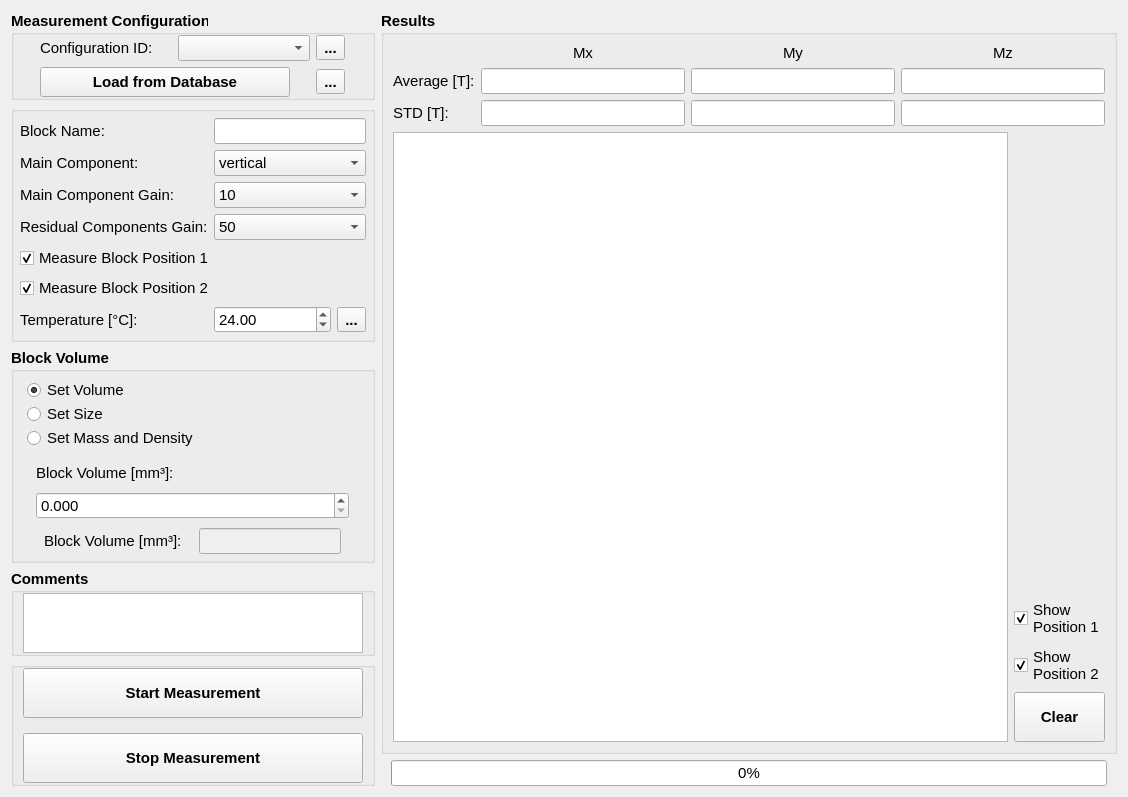
This is helmholtz/gui/ui/measurementwidget.ui in lnls-ima/helmholtz-coil-control as Qt 5 draws it before an edit. The edited form follows.
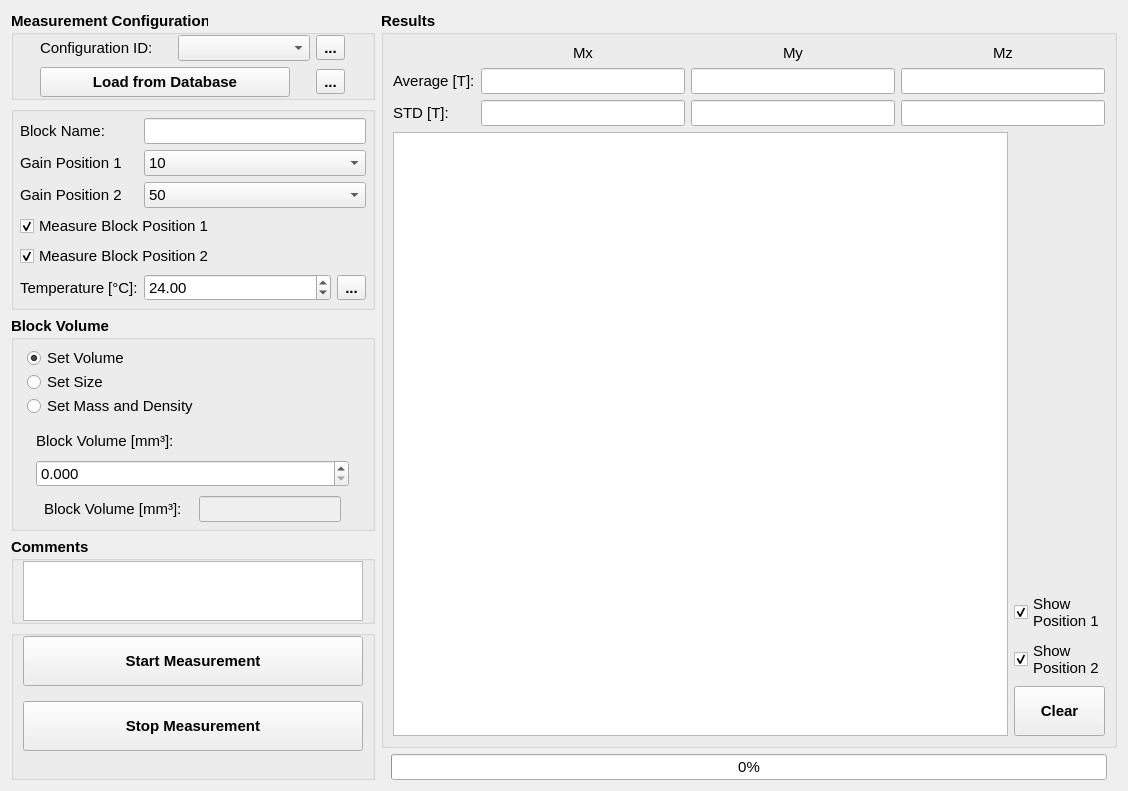
This is the edited form. Icons and pictures are not drawn. Custom widgets are drawn as their Qt base class.

Commit message: Changing integrator gain configuration

The edit to the form file:
```diff
--- a/helmholtz/gui/ui/measurementwidget.ui
+++ b/helmholtz/gui/ui/measurementwidget.ui
@@ -55,101 +55,33 @@
       <property name="bottomMargin">
        <number>6</number>
       </property>
-      <item row="1" column="1" colspan="3">
-       <widget class="QComboBox" name="cmb_main_component">
+      <item row="5" column="1" colspan="2">
+       <widget class="QDoubleSpinBox" name="sbd_block_temperature">
         <property name="font">
          <font>
           <weight>50</weight>
           <bold>false</bold>
          </font>
         </property>
-        <property name="currentIndex">
-         <number>1</number>
+        <property name="maximum">
+         <double>200.000000000000000</double>
         </property>
-        <item>
-         <property name="text">
-          <string>horizontal</string>
-         </property>
-        </item>
-        <item>
-         <property name="text">
-          <string>vertical</string>
-         </property>
-        </item>
-        <item>
-         <property name="text">
-          <string>longitudinal</string>
-         </property>
-        </item>
+        <property name="value">
+         <double>24.000000000000000</double>
+        </property>
        </widget>
       </item>
-      <item row="2" column="1" colspan="3">
-       <widget class="QComboBox" name="cmb_main_component_gain">
-        <property name="sizePolicy">
-         <sizepolicy hsizetype="Preferred" vsizetype="Fixed">
-          <horstretch>0</horstretch>
-          <verstretch>0</verstretch>
-         </sizepolicy>
-        </property>
+      <item row="5" column="0">
+       <widget class="QLabel" name="label_2">
         <property name="font">
          <font>
           <weight>50</weight>
           <bold>false</bold>
          </font>
         </property>
-        <property name="currentIndex">
-         <number>3</number>
+        <property name="text">
+         <string>Temperature [°C]:</string>
         </property>
-        <item>
-         <property name="text">
-          <string>1</string>
-         </property>
-        </item>
-        <item>
-         <property name="text">
-          <string>2</string>
-         </property>
-        </item>
-        <item>
-         <property name="text">
-          <string>5</string>
-         </property>
-        </item>
-        <item>
-         <property name="text">
-          <string>10</string>
-         </property>
-        </item>
-        <item>
-         <property name="text">
-          <string>20</string>
-         </property>
-        </item>
-        <item>
-         <property name="text">
-          <string>50</string>
-         </property>
-        </item>
-        <item>
-         <property name="text">
-          <string>100</string>
-         </property>
-        </item>
-        <item>
-         <property name="text">
-          <string>200</string>
-         </property>
-        </item>
-        <item>
-         <property name="text">
-          <string>500</string>
-         </property>
-        </item>
-        <item>
-         <property name="text">
-          <string>1000</string>
-         </property>
-        </item>
        </widget>
       </item>
       <item row="0" column="1" colspan="3">
@@ -162,7 +94,89 @@
         </property>
        </widget>
       </item>
-      <item row="6" column="3">
+      <item row="2" column="1" colspan="3">
+       <widget class="QComboBox" name="cmb_gain_position_2">
+        <property name="font">
+         <font>
+          <weight>50</weight>
+          <bold>false</bold>
+         </font>
+        </property>
+        <property name="currentIndex">
+         <number>5</number>
+        </property>
+        <item>
+         <property name="text">
+          <string>1</string>
+         </property>
+        </item>
+        <item>
+         <property name="text">
+          <string>2</string>
+         </property>
+        </item>
+        <item>
+         <property name="text">
+          <string>5</string>
+         </property>
+        </item>
+        <item>
+         <property name="text">
+          <string>10</string>
+         </property>
+        </item>
+        <item>
+         <property name="text">
+          <string>20</string>
+         </property>
+        </item>
+        <item>
+         <property name="text">
+          <string>50</string>
+         </property>
+        </item>
+        <item>
+         <property name="text">
+          <string>100</string>
+         </property>
+        </item>
+        <item>
+         <property name="text">
+          <string>200</string>
+         </property>
+        </item>
+        <item>
+         <property name="text">
+          <string>500</string>
+         </property>
+        </item>
+        <item>
+         <property name="text">
+          <string>1000</string>
+         </property>
+        </item>
+       </widget>
+      </item>
+      <item row="1" column="0">
+       <widget class="QLabel" name="label_19">
+        <property name="sizePolicy">
+         <sizepolicy hsizetype="Maximum" vsizetype="Preferred">
+          <horstretch>0</horstretch>
+          <verstretch>0</verstretch>
+         </sizepolicy>
+        </property>
+        <property name="font">
+         <font>
+          <weight>50</weight>
+          <bold>false</bold>
+         </font>
+        </property>
+        <property name="text">
+         <string>Gain Position 1</string>
+        </property>
+       </widget>
+      </item>
+      <item row="5" column="3">
        <widget class="QToolButton" name="tbt_read_temperature">
         <property name="enabled">
          <bool>true</bool>
@@ -185,8 +199,36 @@
         </property>
        </widget>
       </item>
-      <item row="3" column="1" colspan="3">
-       <widget class="QComboBox" name="cmb_residual_component_gain">
+      <item row="3" column="0" colspan="4">
+       <widget class="QCheckBox" name="chb_measure_position_1">
+        <property name="sizePolicy">
+         <sizepolicy hsizetype="Preferred" vsizetype="Fixed">
+          <horstretch>0</horstretch>
+          <verstretch>0</verstretch>
+         </sizepolicy>
+        </property>
+        <property name="font">
+         <font>
+          <weight>50</weight>
+          <bold>false</bold>
+         </font>
+        </property>
+        <property name="text">
+         <string>Measure Block Position 1</string>
+        </property>
+        <property name="checked">
+         <bool>true</bool>
+        </property>
+       </widget>
+      </item>
+      <item row="1" column="1" colspan="3">
+       <widget class="QComboBox" name="cmb_gain_position_1">
+        <property name="sizePolicy">
+         <sizepolicy hsizetype="Preferred" vsizetype="Fixed">
+          <horstretch>0</horstretch>
+          <verstretch>0</verstretch>
+         </sizepolicy>
+        </property>
         <property name="font">
          <font>
           <weight>50</weight>
@@ -194,7 +236,7 @@
          </font>
         </property>
         <property name="currentIndex">
-         <number>5</number>
+         <number>3</number>
         </property>
         <item>
          <property name="text">
@@ -248,32 +290,6 @@
         </item>
        </widget>
       </item>
-      <item row="3" column="0">
-       <widget class="QLabel" name="label_20">
-        <property name="font">
-         <font>
-          <weight>50</weight>
-          <bold>false</bold>
-         </font>
-        </property>
-        <property name="text">
-         <string>Residual Components Gain:</string>
-        </property>
-       </widget>
-      </item>
-      <item row="6" column="0">
-       <widget class="QLabel" name="label_2">
-        <property name="font">
-         <font>
-          <weight>50</weight>
-          <bold>false</bold>
-         </font>
-        </property>
-        <property name="text">
-         <string>Temperature [°C]:</string>
-        </property>
-       </widget>
-      </item>
       <item row="0" column="0">
        <widget class="QLabel" name="label">
         <property name="font">
@@ -288,13 +304,7 @@
        </widget>
       </item>
       <item row="2" column="0">
-       <widget class="QLabel" name="label_19">
-        <property name="sizePolicy">
-         <sizepolicy hsizetype="Maximum" vsizetype="Preferred">
-          <horstretch>0</horstretch>
-          <verstretch>0</verstretch>
-         </sizepolicy>
-        </property>
+       <widget class="QLabel" name="label_20">
         <property name="font">
          <font>
           <weight>50</weight>
@@ -302,62 +312,11 @@
          </font>
         </property>
         <property name="text">
-         <string>Main Component Gain:</string>
-        </property>
-       </widget>
-      </item>
-      <item row="1" column="0">
-       <widget class="QLabel" name="label_7">
-        <property name="font">
-         <font>
-          <weight>50</weight>
-          <bold>false</bold>
-         </font>
-        </property>
-        <property name="text">
-         <string>Main Component:</string>
-        </property>
-       </widget>
-      </item>
-      <item row="6" column="1" colspan="2">
-       <widget class="QDoubleSpinBox" name="sbd_block_temperature">
-        <property name="font">
-         <font>
-          <weight>50</weight>
-          <bold>false</bold>
-         </font>
-        </property>
-        <property name="maximum">
-         <double>200.000000000000000</double>
-        </property>
-        <property name="value">
-         <double>24.000000000000000</double>
+         <string>Gain Position 2</string>
         </property>
        </widget>
       </item>
       <item row="4" column="0" colspan="4">
-       <widget class="QCheckBox" name="chb_measure_position_1">
-        <property name="sizePolicy">
-         <sizepolicy hsizetype="Preferred" vsizetype="Fixed">
-          <horstretch>0</horstretch>
-          <verstretch>0</verstretch>
-         </sizepolicy>
-        </property>
-        <property name="font">
-         <font>
-          <weight>50</weight>
-          <bold>false</bold>
-         </font>
-        </property>
-        <property name="text">
-         <string>Measure Block Position 1</string>
-        </property>
-        <property name="checked">
-         <bool>true</bool>
-        </property>
-       </widget>
-      </item>
-      <item row="5" column="0" colspan="4">
        <widget class="QCheckBox" name="chb_measure_position_2">
         <property name="sizePolicy">
          <sizepolicy hsizetype="Preferred" vsizetype="Fixed">
```
The commit also changes 3 other files.
